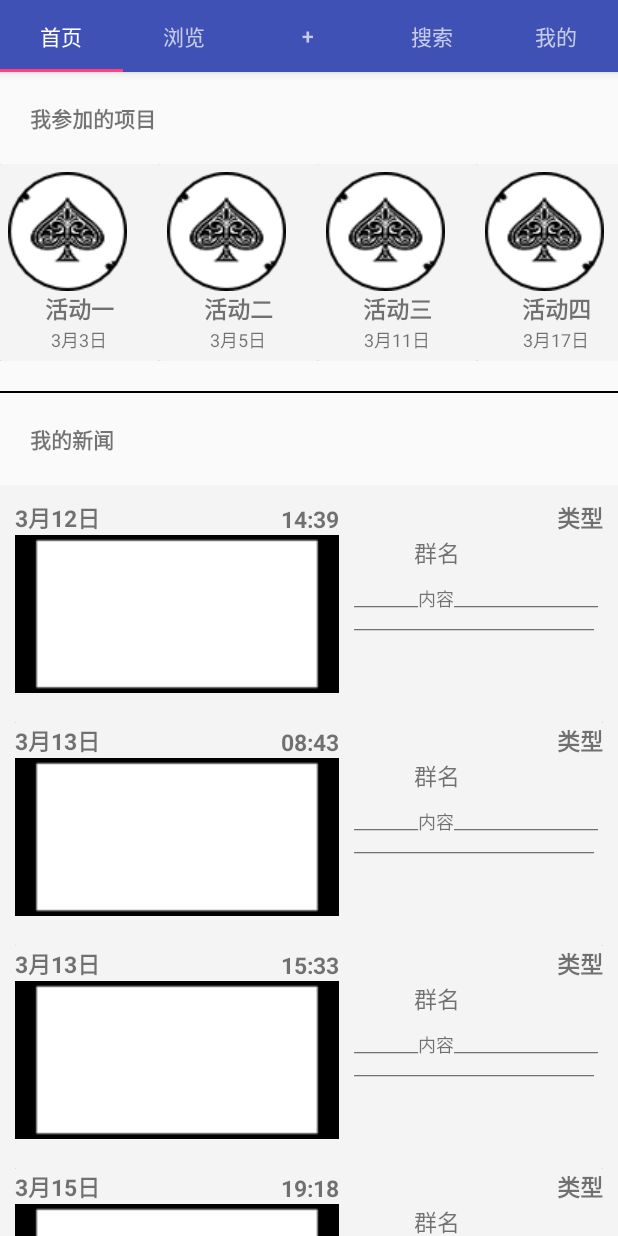
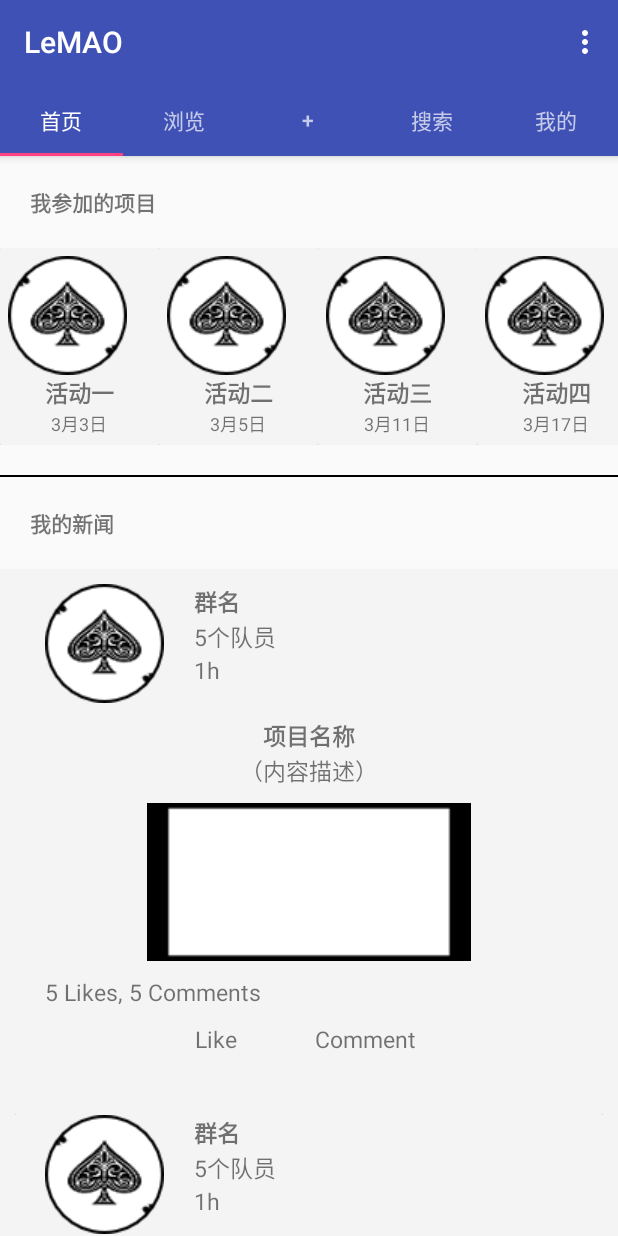
Before and after one commit to cheongyw/Meetup, an Android app: the screen it shows after launch (MainActivity), on a phone screen of 412 x 824 dp. Run offline under Robolectric (Android 15) with nearby library versions, the phone set to English and light mode, and no system bars.

Commit message:
9th commit - added Event Page, Group Page. Updated News item, Tab 3.

```diff
--- a/StudioProjects/Meetup/app/src/main/java/com/example/cheong/meetup/MainActivity.java
+++ b/StudioProjects/Meetup/app/src/main/java/com/example/cheong/meetup/MainActivity.java
@@ -46,9 +46,9 @@ public class MainActivity extends AppCompatActivity {
         super.onCreate(savedInstanceState);
         setContentView(R.layout.activity_main);
 
-        /*Toolbar toolbar = (Toolbar) findViewById(R.id.toolbar);
-        setSupportActionBar(toolbar);*/
-        // Create the adapter that will return a fragment for each of the three
+        Toolbar toolbar = (Toolbar) findViewById(R.id.toolbar);
+        setSupportActionBar(toolbar);
+        // Create the adapter that will return a fragment for each of the five
         // primary sections of the activity.
         mSectionsPagerAdapter = new SectionsPagerAdapter(getSupportFragmentManager());
 
--- a/StudioProjects/Meetup/app/src/main/java/com/example/cheong/meetup/News.java
+++ b/StudioProjects/Meetup/app/src/main/java/com/example/cheong/meetup/News.java
@@ -6,40 +6,46 @@ package com.example.cheong.meetup;
 
 public class News {
 
-    String date;
-    String time;
-    String category;
-    String group;
-    String content;
+    int group_icon;
+    String group_name;
+    String no_of_members;
+    String when_posted;
+    String news_caption;
+    String news_teaser;
     int imageID;
 
-    News(String date, String time, String category, String group, String content, int imageID) {
-        this.date = date;
-        this.time = time;
-        this.category = category;
-        this.group = group;
-        this.content = content;
+    News(int group_icon, String group_name, String no_of_members, String when_posted, String news_caption, String news_teaser, int imageID) {
+        this.group_icon = group_icon;
+        this.group_name = group_name;
+        this.no_of_members = no_of_members;
+        this.when_posted = when_posted;
+        this.news_caption = news_caption;
+        this.news_teaser = news_teaser;
         this.imageID = imageID;
     }
 
-    public String getDate() {
-        return date;
+    public int getGroupIcon() {
+        return group_icon;
     }
 
-    public String getTime() {
-        return time;
+    public String getGroupName() {
+        return group_name;
     }
 
-    public String getCategory() {
-        return category;
+    public String getNo_of_members() {
+        return no_of_members;
     }
 
-    public String getGroup() {
-        return group;
+    public String getWhen_posted() {
+        return when_posted;
     }
 
-    public String getContent() {
-        return content;
+    public String getNews_caption() {
+        return news_caption;
+    }
+
+    public String getNews_teaser() {
+        return news_teaser;
     }
 
     public int getImageID() {
--- a/StudioProjects/Meetup/app/src/main/java/com/example/cheong/meetup/RVAdapterNews.java
+++ b/StudioProjects/Meetup/app/src/main/java/com/example/cheong/meetup/RVAdapterNews.java
@@ -38,12 +38,13 @@ public class RVAdapterNews extends RecyclerView.Adapter<RVAdapterNews.NewsViewHo
 
     @Override
     public void onBindViewHolder(NewsViewHolder holder, int i) {
+        holder.groupIcon.setImageResource(news.get(i).getGroupIcon());
+        holder.groupName.setText(news.get(i).getGroupName());
+        holder.noOfMembers.setText(news.get(i).getNo_of_members());
+        holder.whenPosted.setText(news.get(i).getWhen_posted());
+        holder.newsCaption.setText(news.get(i).getNews_caption());
+        holder.newsTeaser.setText(news.get(i).getNews_teaser());
         holder.newsImage.setImageResource(news.get(i).getImageID());
-        holder.newsDate.setText(news.get(i).getDate());
-        holder.newsTime.setText(news.get(i).getTime());
-        holder.newsCategory.setText(news.get(i).getCategory());
-        holder.newsGroup.setText(news.get(i).getGroup());
-        holder.newsContent.setText(news.get(i).getContent());
     }
 
     @Override
@@ -53,22 +54,24 @@ public class RVAdapterNews extends RecyclerView.Adapter<RVAdapterNews.NewsViewHo
 
     public static class NewsViewHolder extends RecyclerView.ViewHolder {
         CardView cv_news;
+        ImageView groupIcon;
+        TextView groupName;
+        TextView noOfMembers;
+        TextView whenPosted;
+        TextView newsCaption;
+        TextView newsTeaser;
         ImageView newsImage;
-        TextView newsDate;
-        TextView newsTime;
-        TextView newsCategory;
-        TextView newsGroup;
-        TextView newsContent;
 
         NewsViewHolder(View itemView) {
             super(itemView);
             cv_news = (CardView) itemView.findViewById(R.id.cv_news);
+            groupIcon = (ImageView) itemView.findViewById(R.id.group_icon);
+            groupName = (TextView) itemView.findViewById(R.id.group_name);
+            noOfMembers = (TextView) itemView.findViewById(R.id.no_of_group_members);
+            whenPosted = (TextView) itemView.findViewById(R.id.when_posted);
+            newsCaption = (TextView) itemView.findViewById(R.id.news_caption);
+            newsTeaser = (TextView) itemView.findViewById(R.id.news_teaser);
             newsImage = (ImageView) itemView.findViewById(R.id.news_image);
-            newsDate = (TextView) itemView.findViewById(R.id.news_date);
-            newsTime = (TextView) itemView.findViewById(R.id.news_time);
-            newsCategory = (TextView) itemView.findViewById(R.id.news_category);
-            newsGroup = (TextView) itemView.findViewById(R.id.news_group);
-            newsContent = (TextView) itemView.findViewById(R.id.news_content);
         }
     }
 
--- a/StudioProjects/Meetup/app/src/main/java/com/example/cheong/meetup/Tab_1_Fragment.java
+++ b/StudioProjects/Meetup/app/src/main/java/com/example/cheong/meetup/Tab_1_Fragment.java
@@ -46,8 +46,8 @@ public class Tab_1_Fragment extends android.support.v4.app.Fragment {
         // RV for Newsfeed
 
         ArrayList<News> newsfeed = new ArrayList<>();
-        newsfeed.add(new News("3月12日", "14:39", "类型", "群名", "________内容________________________________________________", R.drawable.empty_thumbnail_news));
-        newsfeed.add(new News("3月13日", "08:43", "类型", "群名", "________内容________________________________________________", R.drawable.empty_thumbnail_news));
+        newsfeed.add(new News(R.drawable.round_thumbnail, "群名", "5个队员", "1h", "项目名称", "（内容描述）", R.drawable.empty_thumbnail_news));
+        newsfeed.add(new News(R.drawable.round_thumbnail, "群名", "5个队员", "1h", "项目名称", "（内容描述）", R.drawable.empty_thumbnail_news));
 
         /*
         https://iteritory.com/android-recyclerview-horizontal-list-tutorial/
@@ -60,8 +60,8 @@ public class Tab_1_Fragment extends android.support.v4.app.Fragment {
         RVAdapterNews adapter_newsfeed = new RVAdapterNews(newsfeed, getContext());
         rv_newsfeed.setAdapter(adapter_newsfeed);
 
-        newsfeed.add(new News("3月13日", "15:33", "类型", "群名", "________内容________________________________________________", R.drawable.empty_thumbnail_news));
-        newsfeed.add(new News("3月15日", "19:18", "类型", "群名", "________内容________________________________________________", R.drawable.empty_thumbnail_news));
+        newsfeed.add(new News(R.drawable.round_thumbnail, "群名", "5个队员", "1h", "项目名称", "（内容描述）", R.drawable.empty_thumbnail_news));
+        newsfeed.add(new News(R.drawable.round_thumbnail, "群名", "5个队员", "1h", "项目名称", "（内容描述）", R.drawable.empty_thumbnail_news));
 
         adapter_newsfeed.notifyDataSetChanged();
 
--- a/StudioProjects/Meetup/app/src/main/java/com/example/cheong/meetup/Tab_3_Fragment.java
+++ b/StudioProjects/Meetup/app/src/main/java/com/example/cheong/meetup/Tab_3_Fragment.java
@@ -26,7 +26,7 @@ public class Tab_3_Fragment extends android.support.v4.app.Fragment {
 
         View view = inflater.inflate(R.layout.tab_3, container, false);
 
-        Button create = (Button) view.findViewById(R.id.create_new_event);
+        /*Button create = (Button) view.findViewById(R.id.create_new_event);
         create.setOnClickListener(new View.OnClickListener()
         {
             @Override
@@ -46,7 +46,7 @@ public class Tab_3_Fragment extends android.support.v4.app.Fragment {
                 Intent intent = new Intent(getActivity(),LoginActivity.class);
                 startActivity(intent);
             }
-        });
+        });*/
 
         return view;
     }
--- a/StudioProjects/Meetup/app/src/main/res/layout/activity_main.xml
+++ b/StudioProjects/Meetup/app/src/main/res/layout/activity_main.xml
@@ -20,7 +20,7 @@
         android:layout_height="wrap_content"
         android:theme="@style/AppTheme.AppBarOverlay">
 
-        <!--<android.support.v7.widget.Toolbar
+        <android.support.v7.widget.Toolbar
             android:id="@+id/toolbar"
             android:layout_width="match_parent"
             android:layout_height="?attr/actionBarSize"
@@ -28,7 +28,7 @@
             app:layout_scrollFlags="scroll|enterAlways"
             app:popupTheme="@style/AppTheme.PopupOverlay">
 
-        </android.support.v7.widget.Toolbar>-->
+        </android.support.v7.widget.Toolbar>
 
         <android.support.design.widget.TabLayout
             android:id="@+id/tabs"
--- a/StudioProjects/Meetup/app/src/main/res/layout/news_item.xml
+++ b/StudioProjects/Meetup/app/src/main/res/layout/news_item.xml
@@ -14,68 +14,111 @@
             android:layout_width="match_parent"
             android:layout_height="wrap_content"
             android:background="#f4f4f4"
-            android:paddingBottom="20dp"
+            android:paddingBottom="40dp"
             >
+
+            <ImageView
+                android:id="@+id/group_icon"
+                android:layout_width="wrap_content"
+                android:layout_height="wrap_content"
+                android:layout_marginLeft="20dp"
+                android:src="@drawable/round_thumbnail" />
 
             <TextView
                 android:layout_width="wrap_content"
                 android:layout_height="wrap_content"
-                android:id="@+id/news_date"
-                android:text="News Date"
+                android:id="@+id/group_name"
+                android:text="Group Name"
                 android:textSize="15sp"
                 android:textStyle="bold"
-                />
-
-            <ImageView
-                android:layout_width="wrap_content"
-                android:layout_height="wrap_content"
-                android:id="@+id/news_image"
-                android:layout_below="@id/news_date"
-                android:src="@drawable/empty_thumbnail_news"
-                android:layout_alignStart="@id/news_date"
+                android:layout_toRightOf="@id/group_icon"
+                android:layout_marginLeft="20dp"
                 />
 
             <TextView
                 android:layout_width="wrap_content"
                 android:layout_height="wrap_content"
-                android:id="@+id/news_time"
-                android:text="News Time"
-                android:layout_above="@id/news_image"
+                android:id="@+id/no_of_group_members"
+                android:text="No. of members"
                 android:textSize="15sp"
-                android:textStyle="bold"
-                android:layout_alignEnd="@id/news_image"
+                android:layout_toRightOf="@id/group_icon"
+                android:layout_below="@id/group_name"
+                android:layout_marginLeft="20dp"
                 />
 
             <TextView
                 android:layout_width="wrap_content"
                 android:layout_height="wrap_content"
-                android:id="@+id/news_category"
-                android:text="News Category"
+                android:id="@+id/when_posted"
+                android:text="When Posted"
                 android:textSize="15sp"
-                android:textStyle="bold"
-                android:layout_alignParentRight="true"
+                android:layout_toRightOf="@id/group_icon"
+                android:layout_below="@id/no_of_group_members"
+                android:layout_marginLeft="20dp"
                 />
 
             <TextView
                 android:layout_width="wrap_content"
                 android:layout_height="wrap_content"
-                android:id="@+id/news_group"
-                android:text="Group Name"
+                android:id="@+id/news_caption"
+                android:text="Event Caption/Name"
                 android:textSize="15sp"
-                android:layout_below="@id/news_category"
-                android:layout_toRightOf="@id/news_image"
-                android:layout_marginLeft="50dp"/>
+                android:textStyle="bold"
+                android:layout_below="@id/group_icon"
+                android:layout_marginTop="10dp"
+                android:layout_centerHorizontal="true"
+                />
+
+            <TextView
+                android:layout_width="match_parent"
+                android:layout_height="wrap_content"
+                android:id="@+id/news_teaser"
+                android:text="(Teaser/Summary)"
+                android:textSize="15sp"
+                android:layout_below="@id/news_caption"
+                android:textAlignment="center"
+                />
+
+            <ImageView
+                android:layout_width="match_parent"
+                android:layout_height="wrap_content"
+                android:id="@+id/news_image"
+                android:layout_marginTop="10dp"
+                android:layout_below="@id/news_teaser"
+                android:src="@drawable/empty_thumbnail_news"
+                />
 
             <TextView
                 android:layout_width="wrap_content"
                 android:layout_height="wrap_content"
-                android:id="@+id/news_content"
-                android:text="Content"
-                android:textSize="12sp"
-                android:layout_below="@id/news_group"
-                android:layout_toRightOf="@id/news_image"
-                android:layout_marginLeft="10dp"
+                android:id="@+id/no_of_likes_and_comments"
+                android:text="5 Likes, 5 Comments"
+                android:textSize="15sp"
+                android:layout_below="@id/news_image"
                 android:layout_marginTop="10dp"
+                android:layout_marginLeft="20dp"
+                />
+
+            <TextView
+                android:layout_width="wrap_content"
+                android:layout_height="wrap_content"
+                android:id="@+id/like"
+                android:text="Like"
+                android:textSize="15sp"
+                android:layout_below="@id/no_of_likes_and_comments"
+                android:layout_marginTop="10dp"
+                android:layout_marginLeft="120dp"
+                />
+
+            <TextView
+                android:layout_width="wrap_content"
+                android:layout_height="wrap_content"
+                android:id="@+id/comment"
+                android:text="Comment"
+                android:textSize="15sp"
+                android:layout_below="@id/no_of_likes_and_comments"
+                android:layout_marginTop="10dp"
+                android:layout_marginLeft="200dp"
                 />
 
         </RelativeLayout>
--- a/StudioProjects/Meetup/app/src/main/res/values/strings.xml
+++ b/StudioProjects/Meetup/app/src/main/res/values/strings.xml
@@ -1,5 +1,5 @@
 <resources>
-    <string name="app_name">Le猫!</string>
+    <string name="app_name">LeMAO</string>
     <string name="title_activity_login">登陆/注册</string>
 
     <!-- Strings related to login -->
```
Also changed, not shown: StudioProjects/Meetup/app/src/main/res/layout/create_event.xml (added, +58 -0 lines), StudioProjects/Meetup/app/src/main/res/layout/event_page.xml (added, +152 -0 lines), StudioProjects/Meetup/app/src/main/res/layout/group_page.xml (added, +196 -0 lines), StudioProjects/Meetup/app/src/main/res/layout/tab_3.xml (+21 -50 lines).
